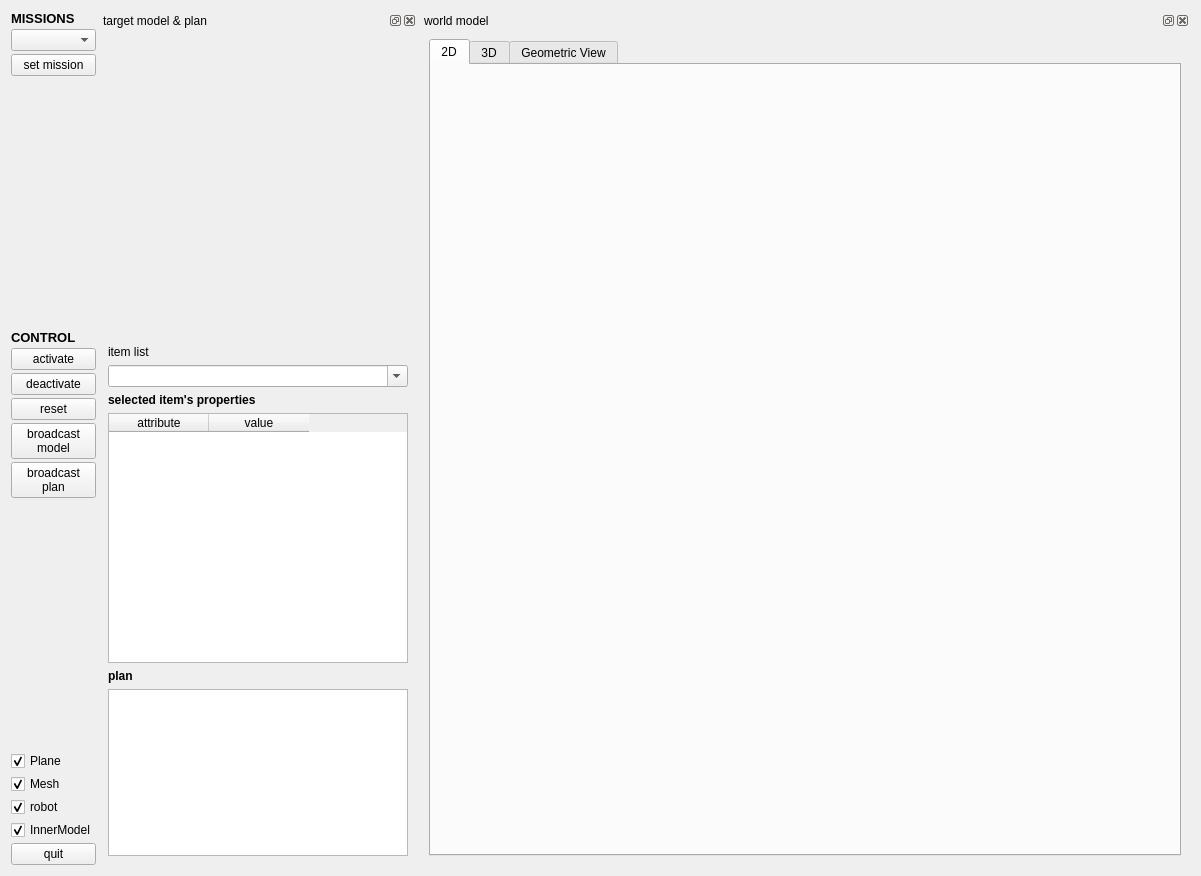
Qt form components/missionAgent/src/guiDlg.ui (robocomp/robocomp-shelly) before a commit.
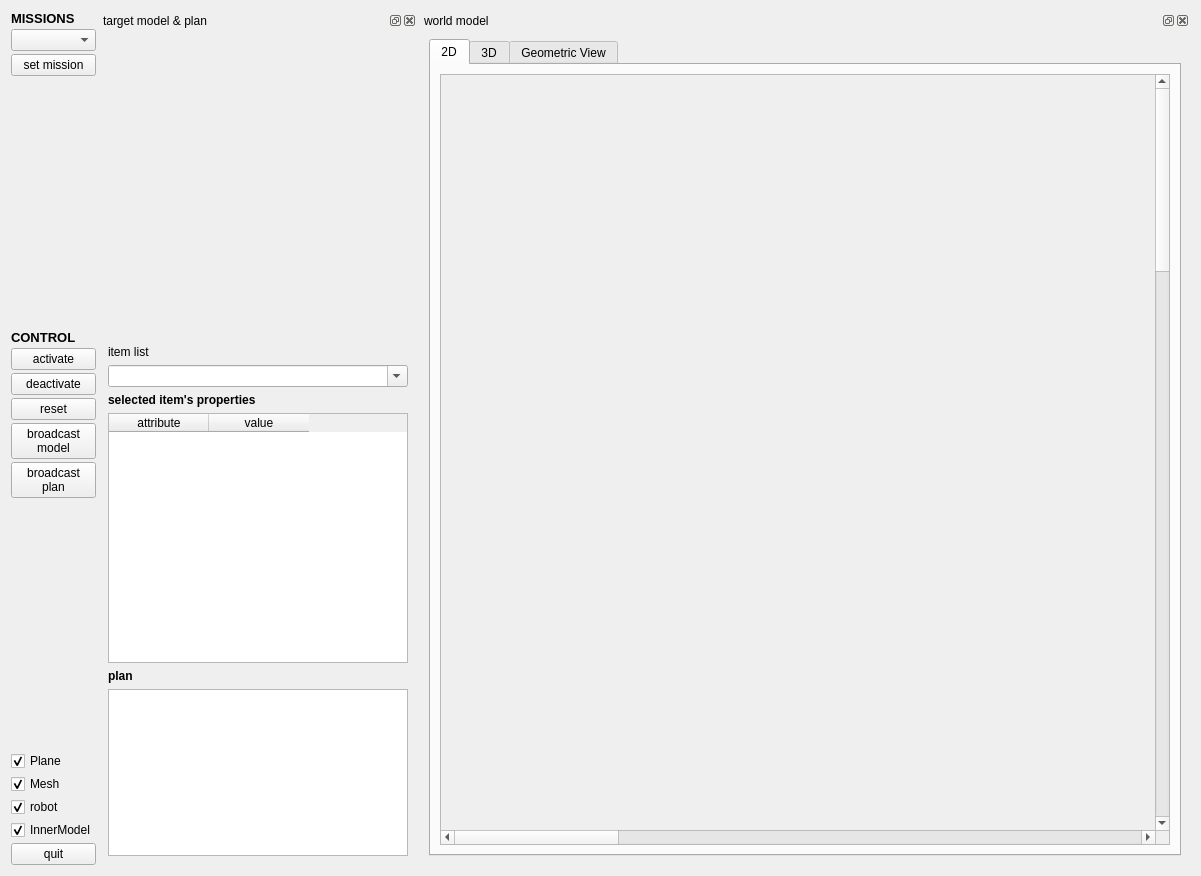
The same form after that commit.

Commit message: Several improvements in the way to show and to access to the nodes in 2D view

What changed in the file:
```diff
--- a/components/missionAgent/src/guiDlg.ui
+++ b/components/missionAgent/src/guiDlg.ui
@@ -360,19 +360,47 @@
             </attribute>
             <layout class="QHBoxLayout" name="horizontalLayout">
              <item>
-              <widget class="QWidget" name="modelWidget" native="true">
+              <widget class="QScrollArea" name="scrollArea">
                <property name="sizePolicy">
-                <sizepolicy hsizetype="MinimumExpanding" vsizetype="MinimumExpanding">
-                 <horstretch>15</horstretch>
-                 <verstretch>15</verstretch>
+                <sizepolicy hsizetype="Preferred" vsizetype="Preferred">
+                 <horstretch>0</horstretch>
+                 <verstretch>0</verstretch>
                 </sizepolicy>
                </property>
-               <property name="minimumSize">
-                <size>
-                 <width>700</width>
-                 <height>400</height>
-                </size>
+               <property name="verticalScrollBarPolicy">
+                <enum>Qt::ScrollBarAsNeeded</enum>
                </property>
+               <property name="horizontalScrollBarPolicy">
+                <enum>Qt::ScrollBarAsNeeded</enum>
+               </property>
+               <property name="widgetResizable">
+                <bool>false</bool>
+               </property>
+               <property name="alignment">
+                <set>Qt::AlignCenter</set>
+               </property>
+               <widget class="QWidget" name="modelWidget">
+                <property name="geometry">
+                 <rect>
+                  <x>0</x>
+                  <y>0</y>
+                  <width>3000</width>
+                  <height>3000</height>
+                 </rect>
+                </property>
+                <property name="sizePolicy">
+                 <sizepolicy hsizetype="Preferred" vsizetype="Preferred">
+                  <horstretch>0</horstretch>
+                  <verstretch>0</verstretch>
+                 </sizepolicy>
+                </property>
+                <property name="minimumSize">
+                 <size>
+                  <width>3000</width>
+                  <height>3000</height>
+                 </size>
+                </property>
+               </widget>
               </widget>
              </item>
             </layout>
```
The commit also changes 2 other files.
